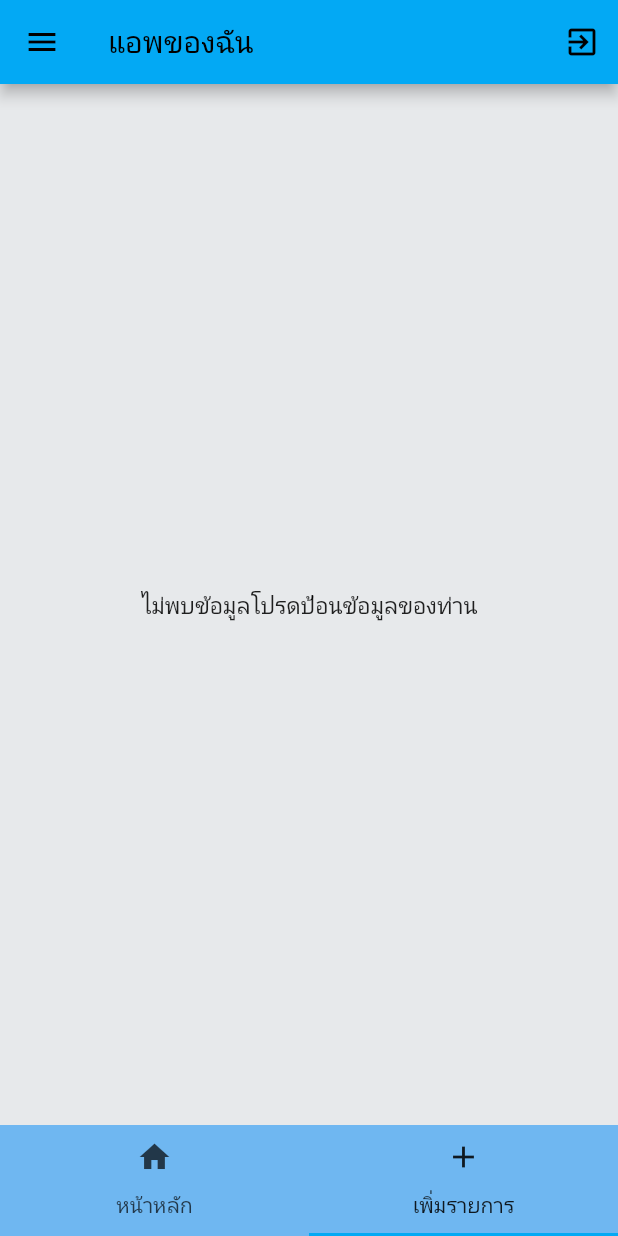
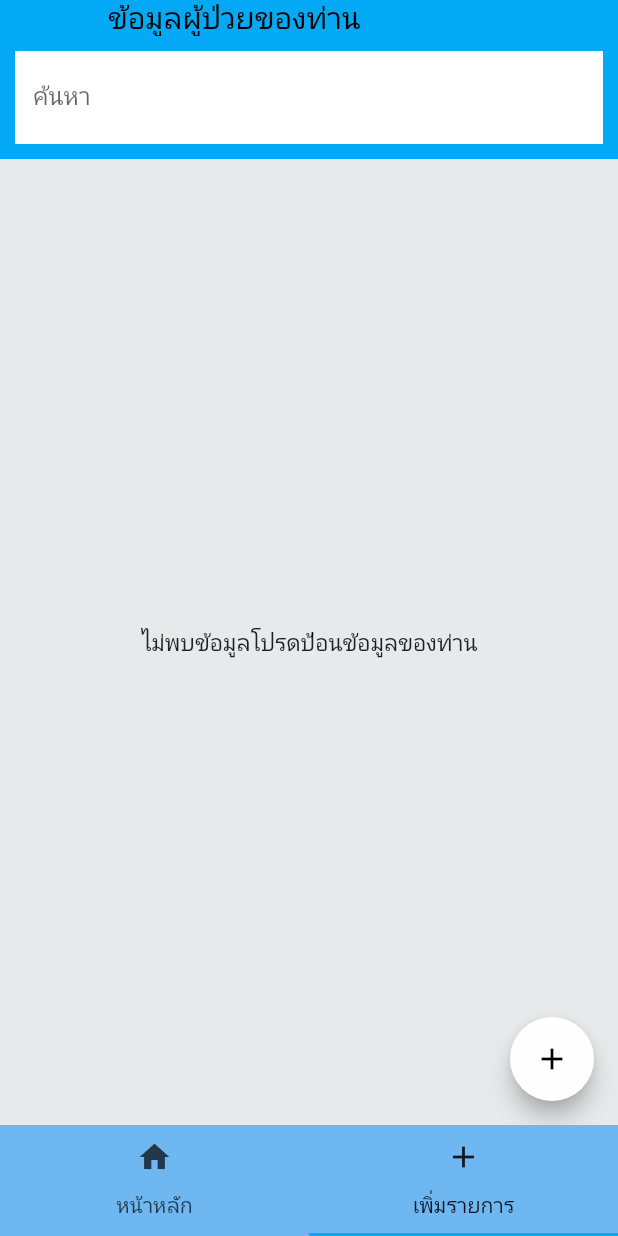
Before and after one commit to sanry1234/flutter-database-update, a Flutter app: the screen it shows after launch, tab 2 chosen, on a phone screen of 412 x 824 dp. Run offline on Flutter 3.47's test engine with Material 2 defaults, Android fonts, the phone set to English and light mode, and no system bars; our stand-ins replace google_fonts, quickalert, sembast; Roboto replaces fonts that are missing (Kanit).

Commit message:
First commit Message

```diff
--- a/lib/main.dart
+++ b/lib/main.dart
@@ -2,13 +2,9 @@ import 'package:ap/screens/home_screen.dart';
 import 'package:ap/screens/mainHomescreen.dart';
 import 'package:google_fonts/google_fonts.dart';
 import 'package:ap/models/Tarnsections.dart';
-import 'package:intl/intl.dart';
-import 'package:path/path.dart';
 import 'providers/tarnsection_provider.dart';
-import 'package:ap/screens/form_screen.dart';
 import 'package:flutter/material.dart';
 import 'package:provider/provider.dart';
-import 'package:carousel_pro/carousel_pro.dart';
 
 //แสดงผลแอพในตอนเริ่มต้น
 void main() {
@@ -58,10 +54,7 @@ class _MyHomePageState extends State<MyHomePage> {
       child: Scaffold(
         backgroundColor: Color.fromARGB(255, 111, 183, 241),
         body: TabBarView(
-          children: [
-            mainHomescreen(),
-            HomeScreen(),
-          ], //ตําแหน่งใสหน้าข้อมูล
+          children: [mainHomescreen(), HomeScreen()], //ตําแหน่งใสหน้าข้อมูล
         ),
         bottomNavigationBar: TabBar(
           tabs: [
@@ -76,6 +69,7 @@ class _MyHomePageState extends State<MyHomePage> {
           ],
           labelStyle: GoogleFonts.kanit(),
         ),
+        //เมนูบาร์ Tab
       ),
     );
 
--- a/lib/screens/form_screen.dart
+++ b/lib/screens/form_screen.dart
@@ -23,6 +23,8 @@ class FormScreen extends StatelessWidget {
   TextEditingController titleController = TextEditingController(); //รับค่าชื่อ
   TextEditingController nameController = TextEditingController();
   TextEditingController amountController = TextEditingController(); //รับค่าเลข
+
+  get editingController => null; //กรอกข้อมูล
 
   // final dateController = TextEditingController(); //รับค่าเวลาวันที่
 
--- a/lib/screens/home_screen.dart
+++ b/lib/screens/home_screen.dart
@@ -23,14 +23,37 @@ class _HomeScreenState extends State<HomeScreen> {
   Widget build(BuildContext context) {
     return Scaffold(
       appBar: AppBar(
-        title: Text("แอพของฉัน"),
-        actions: [
-          IconButton(
-              icon: Icon(Icons.exit_to_app),
-              onPressed: () {
-                SystemNavigator.pop();
-              })
-        ],
+        elevation: 0.0,
+        leading: Container(),
+        title: Row(
+          children: [
+            Text(
+              'ข้อมูลผู้ป่วยของท่าน',
+              style: GoogleFonts.kanit(),
+            ),
+          ],
+        ),
+
+        centerTitle: true,
+
+        //หมวดค้นหา
+        bottom: PreferredSize(
+          preferredSize: Size.fromHeight(50),
+          child: Padding(
+            padding: const EdgeInsets.all(10.00),
+            child: TextField(
+              decoration: InputDecoration(
+                labelText: "ค้นหา",
+                hintText: "โปรดป้อนข้อมูลของท่าน",
+                labelStyle: GoogleFonts.kanit(),
+                hintStyle: GoogleFonts.kanit(),
+                border: InputBorder.none,
+                filled: true,
+                fillColor: Colors.white,
+              ),
+            ),
+          ),
+        ),
       ),
       body: Consumer(
         builder: (context, TarnsectionProvider provider, child) {
@@ -177,72 +200,21 @@ class _HomeScreenState extends State<HomeScreen> {
           }
         },
       ),
-      drawer: Drawer(
-        child: ListView(
-          padding: EdgeInsets.all(8.0),
-          children: [
-            DrawerHeader(
-              decoration: BoxDecoration(color: Colors.amber),
-              child: Text(
-                'ไปที่หน้าหลัก',
-                textAlign: TextAlign.center,
-                style: GoogleFonts.kanit(),
-                strutStyle: StrutStyle(
-                  height: 0.5,
-                ),
-              ),
-            ),
-            ListTile(
-              leading: Icon(
-                Icons.home,
-              ),
-              title: Text(
-                'หน้าที่ 1 ',
-                style: GoogleFonts.kanit(),
-              ),
-              onTap: () {
-                Navigator.pop(context);
-              },
-            ),
-            ListTile(
-              leading: Icon(
-                Icons.train,
-              ),
-              title: Text(
-                'หน้าที่ 2 ',
-                style: GoogleFonts.kanit(),
-              ),
-              onTap: () {
-                Navigator.pop(context);
-              },
-            ),
-            ListTile(
-              leading: Icon(
-                Icons.train,
-              ),
-              title: Text(
-                'หน้าที่ 3 ',
-                style: GoogleFonts.kanit(),
-              ),
-              onTap: () {
-                Navigator.pop(context);
-              },
-            ),
-            ListTile(
-              leading: Icon(
-                Icons.train,
-              ),
-              title: Text(
-                'หน้าที่ 4 ',
-                style: GoogleFonts.kanit(),
-              ),
-              onTap: () {
-                Navigator.pop(context);
-              },
-            ),
-          ],
+      floatingActionButton: FloatingActionButton(
+        backgroundColor: Color.fromARGB(255, 255, 254, 254),
+        child: Icon(
+          Icons.add,
         ),
+        onPressed: () async {
+          //ฟังค์ชั่นหน้าฟอร์ม
+          await Navigator.of(context).push(
+            MaterialPageRoute(builder: (context) => FormScreen()),
+            //สั่งย้ายไปที่ FormScreen
+          );
+        },
       ),
     );
   }
 }
+
+//ป่มค้นหา
--- a/lib/screens/mainHomescreen.dart
+++ b/lib/screens/mainHomescreen.dart
@@ -1,15 +1,33 @@
 import 'package:flutter/cupertino.dart';
 import 'package:flutter/material.dart';
-import 'package:carousel_pro/carousel_pro.dart';
+import 'package:google_fonts/google_fonts.dart';
 
 class mainHomescreen extends StatelessWidget {
   const mainHomescreen({super.key});
+
+  get editingController => null;
   @override
   Widget build(BuildContext context) {
     return Scaffold(
-      appBar: AppBar(title: Text('หน้าที่3')),
+      appBar: AppBar(
+        title: Text(
+          'หน้าที่ 3',
+          textAlign: TextAlign.center,
+          style: GoogleFonts.kanit(),
+        ),
+      ),
+      //ตัวค้นหา
       body: Container(
-        child: Image.asset('assets/Hos.png'),
+        child: TextField(
+          controller: editingController,
+          decoration: InputDecoration(
+            labelText: "ค้นหา",
+            hintText: "โปรดป้อนข้อมูลของท่าน",
+            labelStyle: GoogleFonts.kanit(),
+            hintStyle: GoogleFonts.kanit(),
+            prefixIcon: Icon(Icons.search),
+          ),
+        ),
       ),
     );
   }
--- a/pubspec.yaml
+++ b/pubspec.yaml
@@ -42,7 +42,6 @@ dependencies:
   google_fonts: ^3.0.1
   collapsible_sidebar: ^2.0.2+3
   quickalert: ^1.0.0
-  carousel_pro: ^1.0.0
 
 dev_dependencies:
   flutter_test:
```
Also changed, not shown: pubspec.lock.
